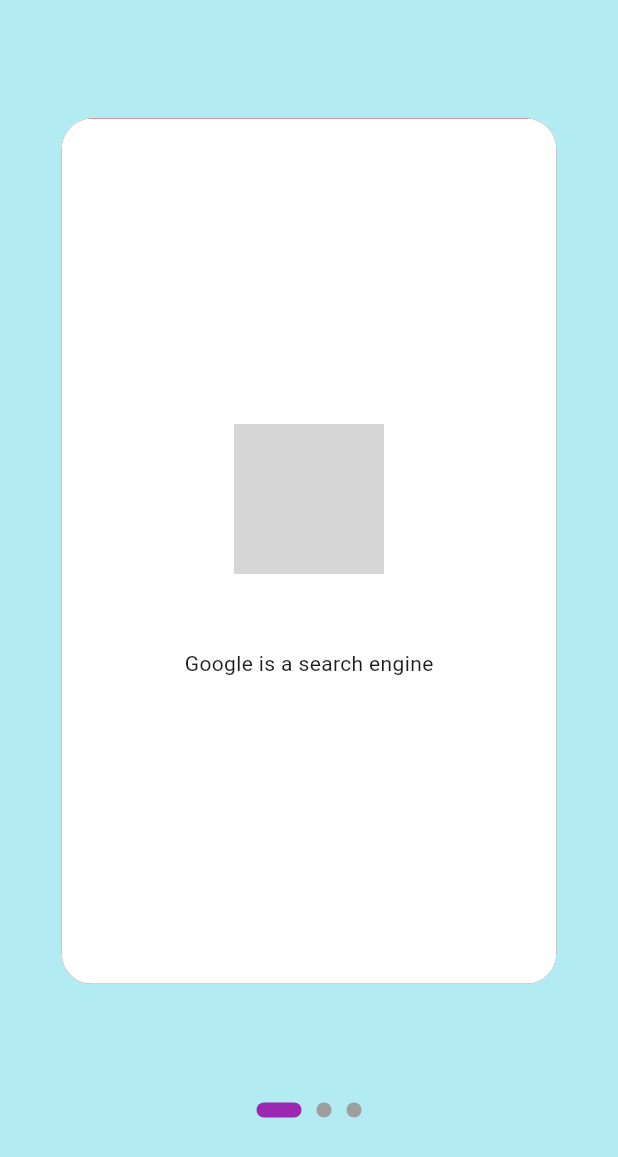
After one commit to Itadori-Nishat/mama_project, a Flutter app: the FloatingDialougeBox screen opened directly, after a tap on "Final Intro", on a phone screen of 412 x 824 dp. The commit adds this screen. Shown: the top 1157 px of the screen. Run offline on Flutter 3.47's test engine with Material 2 defaults, Android fonts, the phone set to English and light mode, and no system bars; drawn by our look-alikes of smooth_page_indicator; our stand-ins replace carousel_slider, file_picker, fluttertoast, intl_phone_field; network calls fail; grey boxes are pictures that could not be loaded.

Commit message:
intro added

```diff
--- /dev/null
+++ b/lib/Intro slash screen ui/Final Intro.dart
@@ -0,0 +1,55 @@
+import 'package:flutter/material.dart';
+import 'package:smooth_page_indicator/smooth_page_indicator.dart';
+import 'Intro 1.dart';
+
+class FinalIntroHomePage extends StatelessWidget {
+  FinalIntroHomePage({Key? key}) : super(key: key);
+
+  final _controller = PageController();
+
+  @override
+  Widget build(BuildContext context) {
+    return Scaffold(
+      backgroundColor: Colors.cyan.shade100,
+      body: Column(
+        mainAxisAlignment: MainAxisAlignment.spaceEvenly,
+        children: [
+          Center(
+            child: Container(
+              height: MediaQuery.of(context).size.height*0.7,
+              width: MediaQuery.of(context).size.width*0.8,
+              decoration: BoxDecoration(
+                  color: Colors.red,
+                  borderRadius: BorderRadius.circular(20)
+              ),
+              child: ClipRRect(
+                borderRadius: BorderRadius.circular(20),
+                child: PageView(
+                  controller: _controller,
+                  children: [
+                    Intro_1(),
+                    Intro_2(),
+                    Intro_3(),
+                  ],
+                ),
+              ),
+            ),
+          ),
+          SmoothPageIndicator(
+            controller: _controller,
+            count: 3,
+            effect: ExpandingDotsEffect(
+                spacing: 10,
+                activeDotColor: Colors.purple,
+                dotColor: Colors.grey,
+                dotHeight: 10,
+                dotWidth: 10
+
+            ),
+          ),
+
+        ],
+      ),
+    );
+  }
+}
--- /dev/null
+++ b/lib/Intro slash screen ui/Intro 1.dart
@@ -0,0 +1,64 @@
+import 'package:flutter/material.dart';
+
+class Intro_1 extends StatelessWidget {
+  const Intro_1({Key? key}) : super(key: key);
+
+  @override
+  Widget build(BuildContext context) {
+    return Scaffold(
+      backgroundColor: Colors.white,
+      body: Column(
+        mainAxisAlignment: MainAxisAlignment.center,
+        children: [
+          Center(child: Image(image: NetworkImage("https://img.freepik.com/free-icon/google_318-278809.jpg?w=360"),height: 100,)),
+          SizedBox(height: 50,),
+          Text("Google is a search engine")
+        ],
+      ),
+    );
+  }
+}
+///Intro 2
+
+class Intro_2 extends StatelessWidget {
+  const Intro_2({Key? key}) : super(key: key);
+
+  @override
+  Widget build(BuildContext context) {
+    return Scaffold(
+      backgroundColor: Colors.white,
+      body: Column(
+        mainAxisAlignment: MainAxisAlignment.center,
+        children: [
+          Center(child: Image(image: NetworkImage("https://st3.depositphotos.com/14548252/3770"
+              "8/i/450/depositphotos_377089492-stock-photo-audio-wave-logo-music-equalizer.jpg"), height: 150,)),
+          SizedBox(height: 50,),
+          Text("Music makes you Happy")
+        ],
+      ),
+    );
+  }
+}
+
+
+///Intro 3
+
+
+class Intro_3 extends StatelessWidget {
+  const Intro_3({Key? key}) : super(key: key);
+
+  @override
+  Widget build(BuildContext context) {
+    return Scaffold(
+      backgroundColor: Colors.white,
+      body: Column(
+        mainAxisAlignment: MainAxisAlignment.center,
+        children: [
+          Center(child: Image(image: NetworkImage("https://encrypted-tbn0.gstatic.com/images?q=tbn:ANd9GcTS6dnkKzG4VaxB4ZPhG43TOjomukVsgrPoVQ-SouRB-g&s"), height: 100,)),
+          SizedBox(height: 50,),
+          Text("I am not lazy.I'm just on energy saving mode")
+        ],
+      ),
+    );
+  }
+}
--- a/lib/ShowDialougeBoxUIDesign.dart
+++ b/lib/ShowDialougeBoxUIDesign.dart
@@ -1,4 +1,6 @@
 import 'package:flutter/material.dart';
+import 'package:masud_project/Intro%20slash%20screen%20ui/Final%20Intro.dart';
+import 'package:masud_project/Intro%20slash%20screen%20ui/Intro%201.dart';
 
 class FloatingDialougeBox extends StatefulWidget {
   const FloatingDialougeBox({Key? key}) : super(key: key);
@@ -209,6 +211,25 @@
         },
         child: const Icon(Icons.add),
       ),
+      body: Center(
+        child: Column(
+          crossAxisAlignment: CrossAxisAlignment.center,
+          mainAxisAlignment: MainAxisAlignment.center,
+          children: [
+            ElevatedButton(onPressed: (){
+              Navigator.push(context, MaterialPageRoute(builder: (context) => Intro_1()));
+            },
+                child: Text("Intro Page 1",style: TextStyle(
+            ),)),
+            ElevatedButton(onPressed: (){
+              Navigator.push(context, MaterialPageRoute(builder: (context) => FinalIntroHomePage()));
+            },
+                child: Text("Final Intro",style: TextStyle(
+                ),))
+            ,
+          ],
+        ),
+      ),
     );
   }
 }
--- a/pubspec.yaml
+++ b/pubspec.yaml
@@ -28,6 +28,7 @@
 # the latest version available on pub.dev. To see which dependencies have newer
 # versions available, run `flutter pub outdated`.
 dependencies:
+  smooth_page_indicator: ^1.1.0
   carousel_slider: ^4.2.1
   file_picker: ^5.3.3
   image_picker: ^1.0.1
```
Also changed, not shown: pubspec.lock.
